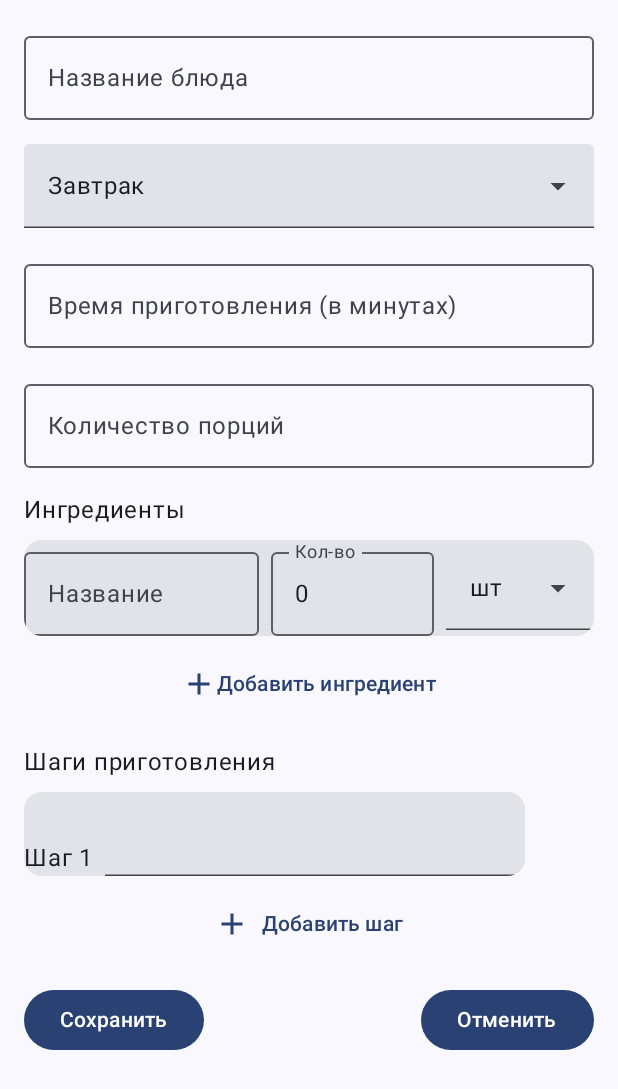
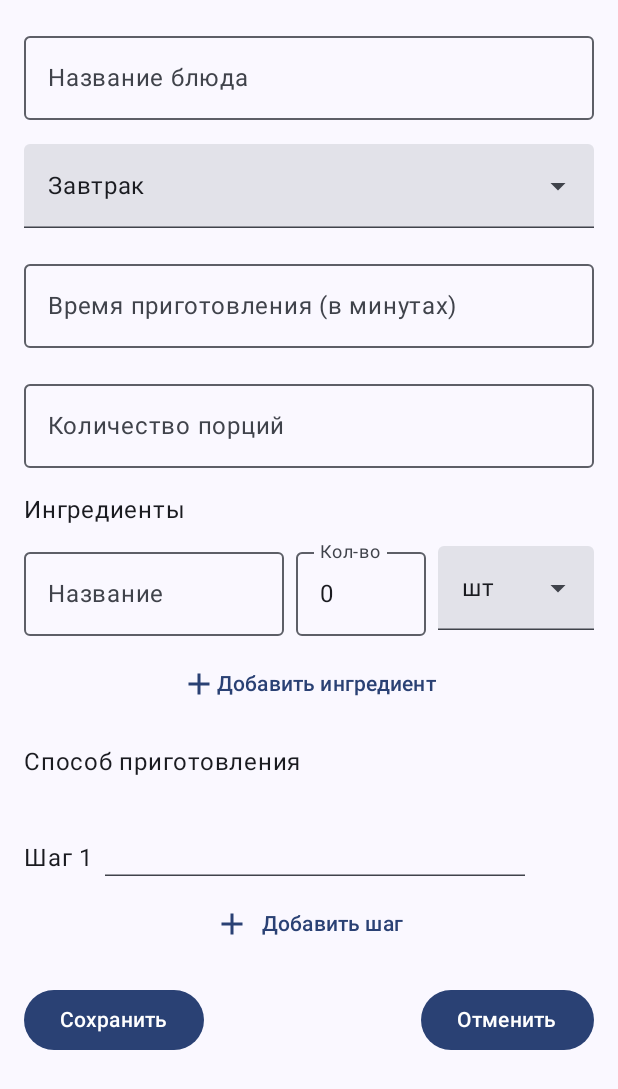
Before and after one commit to Catsandchips/SwinyadraCooking, an Android app built with Jetpack Compose: the screen it shows after launch (MainActivity), on a phone screen of 412 x 824 dp. Shown: the top 1089 px of the screen. Run offline under Robolectric (Android 15) with nearby library versions, the phone set to English and light mode, and no system bars; our stand-ins replace Room's generated code, livedata-compose.

Commit message:
Fixes addRecipe screen

```diff
--- a/app/src/main/java/com/slouchingdog/android/swinyadracooking/presentation/screens/add_recipe/AddRecipeScreen.kt
+++ b/app/src/main/java/com/slouchingdog/android/swinyadracooking/presentation/screens/add_recipe/AddRecipeScreen.kt
@@ -1,12 +1,17 @@
 package com.slouchingdog.android.swinyadracooking.presentation.screens.add_recipe
 
+import androidx.compose.foundation.clickable
 import androidx.compose.foundation.layout.Arrangement
+import androidx.compose.foundation.layout.Box
 import androidx.compose.foundation.layout.Column
 import androidx.compose.foundation.layout.PaddingValues
 import androidx.compose.foundation.layout.Row
+import androidx.compose.foundation.layout.fillMaxSize
 import androidx.compose.foundation.layout.fillMaxWidth
 import androidx.compose.foundation.layout.padding
+import androidx.compose.foundation.rememberScrollState
 import androidx.compose.foundation.text.KeyboardOptions
+import androidx.compose.foundation.verticalScroll
 import androidx.compose.material3.Button
 import androidx.compose.material3.OutlinedTextField
 import androidx.compose.material3.Text
@@ -14,6 +19,7 @@ import androidx.compose.runtime.Composable
 import androidx.compose.runtime.getValue
 import androidx.compose.runtime.livedata.observeAsState
 import androidx.compose.ui.Modifier
+import androidx.compose.ui.platform.LocalFocusManager
 import androidx.compose.ui.res.stringResource
 import androidx.compose.ui.text.input.KeyboardType
 import androidx.compose.ui.tooling.preview.Preview
@@ -29,9 +35,24 @@ import com.slouchingdog.android.swinyadracooking.presentation.screens.add_recipe
 fun AddRecipeScreen(innerPadding: PaddingValues = PaddingValues()) {
     val viewModel: AddRecipeViewModel = viewModel()
     val screenState by viewModel.addRecipeScreenState.observeAsState(AddRecipeScreenState())
+    val focusManager = LocalFocusManager.current
+    val scrollState = rememberScrollState()
 
 
-    Column(modifier = Modifier.padding(16.dp), verticalArrangement = Arrangement.spacedBy(16.dp)) {
+    Box(
+        modifier = Modifier
+            .fillMaxSize()
+            .clickable(
+                interactionSource = null,
+                indication = null,
+                onClick = { focusManager.clearFocus() }
+            )
+    ) {
+        Column(
+            modifier = Modifier
+                .padding(16.dp),
+            verticalArrangement = Arrangement.spacedBy(16.dp),
+        ) {
             OutlinedTextField(
                 value = screenState.dishName,
                 onValueChange = { viewModel.onDishNameChange(it) },
@@ -69,9 +90,14 @@ fun AddRecipeScreen(innerPadding: PaddingValues = PaddingValues()) {
 
             CookingStepsList()
 
-        Row(modifier = Modifier.fillMaxWidth(), horizontalArrangement = Arrangement.SpaceBetween) {
+            Row(
+                modifier = Modifier.fillMaxWidth(),
+                horizontalArrangement = Arrangement.SpaceBetween
+            ) {
                 Button(onClick = { viewModel.onSaveButtonClick() }) { Text(stringResource(R.string.save_button_text)) }
                 Button(onClick = { viewModel.onCancelButtonClick() }) { Text(stringResource(R.string.cancel_button_text)) }
             }
         }
     }
+
+}
--- a/app/src/main/java/com/slouchingdog/android/swinyadracooking/presentation/screens/add_recipe/components/cooking_steps/CookingStepsItem.kt
+++ b/app/src/main/java/com/slouchingdog/android/swinyadracooking/presentation/screens/add_recipe/components/cooking_steps/CookingStepsItem.kt
@@ -3,14 +3,14 @@ package com.slouchingdog.android.swinyadracooking.presentation.screens.add_recip
 import androidx.compose.foundation.background
 import androidx.compose.foundation.layout.Arrangement
 import androidx.compose.foundation.layout.Row
-import androidx.compose.foundation.layout.padding
+import androidx.compose.foundation.layout.fillMaxWidth
 import androidx.compose.material.icons.Icons
 import androidx.compose.material.icons.filled.Clear
-import androidx.compose.material3.Card
 import androidx.compose.material3.Icon
 import androidx.compose.material3.IconButton
 import androidx.compose.material3.Text
 import androidx.compose.material3.TextField
+import androidx.compose.material3.TextFieldDefaults
 import androidx.compose.runtime.Composable
 import androidx.compose.ui.Alignment
 import androidx.compose.ui.Modifier
@@ -27,16 +27,21 @@ fun CookingStepsItem(
     onStepChange: (String) -> Unit,
     onDeleteStep: () -> Unit
 ) {
-    Card(modifier = Modifier.background(Color.Transparent)) {
     Row(
         verticalAlignment = Alignment.Bottom,
-            horizontalArrangement = Arrangement.spacedBy(8.dp)
+        horizontalArrangement = Arrangement.spacedBy(8.dp),
+        modifier = Modifier.fillMaxWidth()
     ) {
         Text("${stringResource(R.string.step)} $stepIndex")
-            Row(verticalAlignment = Alignment.CenterVertically) {
         TextField(
             value = stepDescription,
-                    onValueChange = { onStepChange(it) })
+            onValueChange = { onStepChange(it) },
+            colors = TextFieldDefaults.colors(
+                unfocusedContainerColor = Color.Transparent,
+                focusedContainerColor = Color.Transparent
+            ),
+            modifier = Modifier.background(Color.Transparent)
+        )
 
         if (stepsCount > 1) {
             IconButton(onClick = { onDeleteStep() }) {
@@ -48,5 +53,3 @@ fun CookingStepsItem(
         }
     }
 }
-    }
-}
--- a/app/src/main/java/com/slouchingdog/android/swinyadracooking/presentation/screens/add_recipe/components/cooking_steps/CookingStepsList.kt
+++ b/app/src/main/java/com/slouchingdog/android/swinyadracooking/presentation/screens/add_recipe/components/cooking_steps/CookingStepsList.kt
@@ -8,7 +8,6 @@ import androidx.compose.foundation.lazy.LazyColumn
 import androidx.compose.foundation.lazy.items
 import androidx.compose.material.icons.Icons
 import androidx.compose.material.icons.filled.Add
-import androidx.compose.material3.ButtonDefaults
 import androidx.compose.material3.Icon
 import androidx.compose.material3.Text
 import androidx.compose.material3.TextButton
@@ -16,7 +15,6 @@ import androidx.compose.runtime.Composable
 import androidx.compose.runtime.collectAsState
 import androidx.compose.runtime.getValue
 import androidx.compose.ui.Modifier
-import androidx.compose.ui.graphics.Color
 import androidx.compose.ui.res.stringResource
 import androidx.compose.ui.tooling.preview.Preview
 import androidx.compose.ui.unit.dp
@@ -29,9 +27,12 @@ import com.slouchingdog.android.swinyadracooking.R
 fun CookingStepsList() {
     val viewModel: CookingStepsViewModel = viewModel()
     val cookingSteps by viewModel.cookingSteps.collectAsState()
-    Column(verticalArrangement = Arrangement.spacedBy(8.dp)) {
+    Column(modifier = Modifier.fillMaxWidth(), verticalArrangement = Arrangement.spacedBy(8.dp)) {
         Text(stringResource(R.string.cooking_steps_title))
-        LazyColumn(verticalArrangement = Arrangement.spacedBy(8.dp)) {
+        LazyColumn(
+            modifier = Modifier.fillMaxWidth(),
+            verticalArrangement = Arrangement.spacedBy(8.dp)
+        ) {
             items(cookingSteps) { cookingStep ->
                 CookingStepsItem(
                     stepDescription = cookingStep.stepDescription,
@@ -48,7 +49,8 @@ fun CookingStepsList() {
         }
         TextButton(
             onClick = { viewModel.onStepAdd() },
-            modifier = Modifier.fillMaxWidth()) {
+            modifier = Modifier.fillMaxWidth()
+        ) {
             Icon(
                 Icons.Default.Add,
                 contentDescription = "Add cooking step",
--- a/app/src/main/java/com/slouchingdog/android/swinyadracooking/presentation/screens/add_recipe/components/ingredients/Ingredient.kt
+++ b/app/src/main/java/com/slouchingdog/android/swinyadracooking/presentation/screens/add_recipe/components/ingredients/Ingredient.kt
@@ -6,5 +6,6 @@ data class Ingredient(
     val id: String = UUID.randomUUID().toString(),
     val name: String = "",
     val amount: Int = 0,
-    val unitType: Int = 0
+    val unitType: Int = 0,
+    val isUnitTypeExpanded: Boolean = false
 )
--- a/app/src/main/java/com/slouchingdog/android/swinyadracooking/presentation/screens/add_recipe/components/ingredients/IngredientItem.kt
+++ b/app/src/main/java/com/slouchingdog/android/swinyadracooking/presentation/screens/add_recipe/components/ingredients/IngredientItem.kt
@@ -3,17 +3,16 @@ package com.slouchingdog.android.swinyadracooking.presentation.screens.add_recip
 import androidx.compose.foundation.layout.Arrangement
 import androidx.compose.foundation.layout.Row
 import androidx.compose.foundation.layout.fillMaxWidth
-import androidx.compose.foundation.layout.size
 import androidx.compose.foundation.text.KeyboardOptions
 import androidx.compose.material.icons.Icons
 import androidx.compose.material.icons.filled.Clear
-import androidx.compose.material3.Card
 import androidx.compose.material3.DropdownMenuItem
 import androidx.compose.material3.ExperimentalMaterial3Api
 import androidx.compose.material3.ExposedDropdownMenuBox
 import androidx.compose.material3.ExposedDropdownMenuDefaults
 import androidx.compose.material3.Icon
 import androidx.compose.material3.IconButton
+import androidx.compose.material3.MenuAnchorType
 import androidx.compose.material3.OutlinedTextField
 import androidx.compose.material3.Text
 import androidx.compose.material3.TextField
@@ -31,33 +30,32 @@ fun IngredientItem(
     ingredient: Ingredient = Ingredient(),
     ingredientIndex: Int,
     ingredientsCount: Int,
+    isExpanded: Boolean,
     onNameChange: (Int, String) -> Unit,
-    onAmountChange: (Int, Int) -> Unit,
+    onAmountChange: (Int, Int?) -> Unit,
     onUnitTypeChange: (Int, Int) -> Unit,
-    onIngredientDelete: (Int) -> Unit
+    onIngredientDelete: (Int) -> Unit,
+    onUnitTypeExpandedChange: () -> Unit,
+    onDismissRequest: () -> Unit
 ) {
-    Card(
-        modifier = Modifier.fillMaxWidth(),
-    ) {
+
     Row(
         modifier = Modifier.fillMaxWidth(),
         verticalAlignment = Alignment.CenterVertically,
         horizontalArrangement = Arrangement.spacedBy(8.dp)
     ) {
-            // Поле для названия
         OutlinedTextField(
-                modifier = Modifier.weight(1.3f),
+            modifier = Modifier.weight(2f),
             value = ingredient.name,
             onValueChange = { onNameChange(ingredientIndex, it) },
             label = { Text("Название") },
             singleLine = true
         )
 
-            // Поле для количества
         OutlinedTextField(
-                modifier = Modifier.weight(0.9f),
+            modifier = Modifier.weight(1f),
             value = ingredient.amount.toString(),
-                onValueChange = { onAmountChange(ingredientIndex, it.toInt()) },
+            onValueChange = { onAmountChange(ingredientIndex, it.toIntOrNull()) },
             label = { Text("Кол-во") },
             keyboardOptions = KeyboardOptions.Default.copy(
                 keyboardType = KeyboardType.Number
@@ -65,22 +63,23 @@ fun IngredientItem(
             singleLine = true
         )
 
-            // Выбор единицы измерения
-            var expanded = false
         val units = stringArrayResource(R.array.units)
 
         ExposedDropdownMenuBox(
-                expanded = expanded,
-                onExpandedChange = {},
-                modifier = Modifier.weight(0.82f),
+            expanded = isExpanded,
+            onExpandedChange = { onUnitTypeExpandedChange() },
+            modifier = Modifier.weight(1.2f),
         ) {
             TextField(
                 readOnly = true,
+                modifier = Modifier
+                    .menuAnchor(type = MenuAnchorType.PrimaryEditable)
+                    .fillMaxWidth(),
                 value = units[ingredient.unitType],
                 onValueChange = {},
-                    trailingIcon = { ExposedDropdownMenuDefaults.TrailingIcon(expanded = false) }
+                trailingIcon = { ExposedDropdownMenuDefaults.TrailingIcon(expanded = isExpanded) }
             )
-                ExposedDropdownMenu(expanded = false, onDismissRequest = { expanded = false }) {
+            ExposedDropdownMenu(expanded = isExpanded, onDismissRequest = { onDismissRequest() }) {
                 units.forEach { selectedUnit ->
                     DropdownMenuItem(
                         text = { Text(selectedUnit) },
@@ -99,15 +98,13 @@ fun IngredientItem(
             IconButton(
                 onClick = { onIngredientDelete(ingredientIndex) },
                 modifier = Modifier
-                        .size(48.dp)
                     .weight(0.5f)
             ) {
                 Icon(
                     imageVector = Icons.Default.Clear,
-                        contentDescription = "Удалить"
+                    contentDescription = "Delete ingredient"
                 )
             }
         }
     }
 }
-}
--- a/app/src/main/res/values/strings.xml
+++ b/app/src/main/res/values/strings.xml
@@ -7,7 +7,7 @@
     <string name="portions_count_label">Количество порций</string>
     <string name="ingredients_title">Ингредиенты</string>
     <string name="add_ingredient_button_text">Добавить ингредиент</string>
-    <string name="cooking_steps_title">Шаги приготовления</string>
+    <string name="cooking_steps_title">Способ приготовления</string>
     <string name="add_step_button_text">Добавить шаг</string>
     <string name="save_button_text">Сохранить</string>
     <string name="cancel_button_text">Отменить</string>
```
Also changed, not shown: app/src/main/java/com/slouchingdog/android/swinyadracooking/presentation/screens/add_recipe/components/ingredients/IngredientList.kt (+7 -4 lines), app/src/main/java/com/slouchingdog/android/swinyadracooking/presentation/screens/add_recipe/components/ingredients/IngredientListViewModel.kt (+35 -19 lines). Lines whose indentation alone changed are shown as unchanged.
